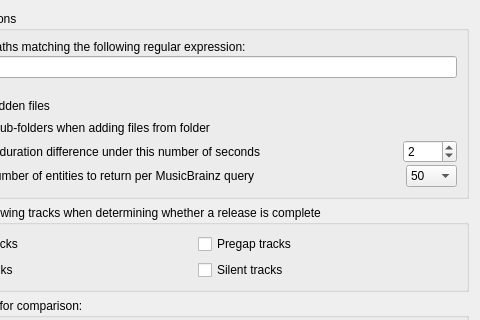
The window that ui/options_advanced.ui (metabrainz/picard) describes before a commit, drawn with Qt 5; both pictures show x 90 to 570 and y 0 to 320 of the 570 by 455 pixel window.
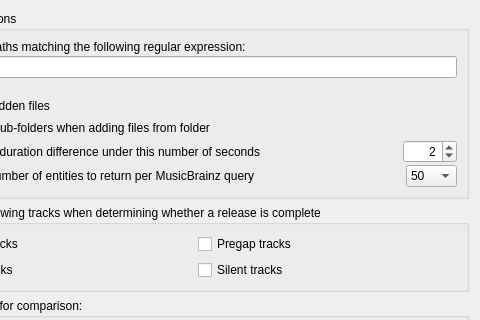
The same window after the commit. Custom widgets are drawn as their Qt base class.

Commit message:
Improve Advanced options page:
- set Qt "buddies" for widgets as required

What changed in the file:
```diff
--- a/ui/options_advanced.ui
+++ b/ui/options_advanced.ui
@@ -122,6 +122,9 @@
             <verstretch>0</verstretch>
            </sizepolicy>
           </property>
+          <property name="alignment">
+           <set>Qt::AlignRight|Qt::AlignTrailing|Qt::AlignVCenter</set>
+          </property>
           <property name="buttonSymbols">
            <enum>QAbstractSpinBox::UpDownArrows</enum>
           </property>
```
Left out of the diff: 9 changed lines with no effect on the pictures. The commit also changes 1 other file.
